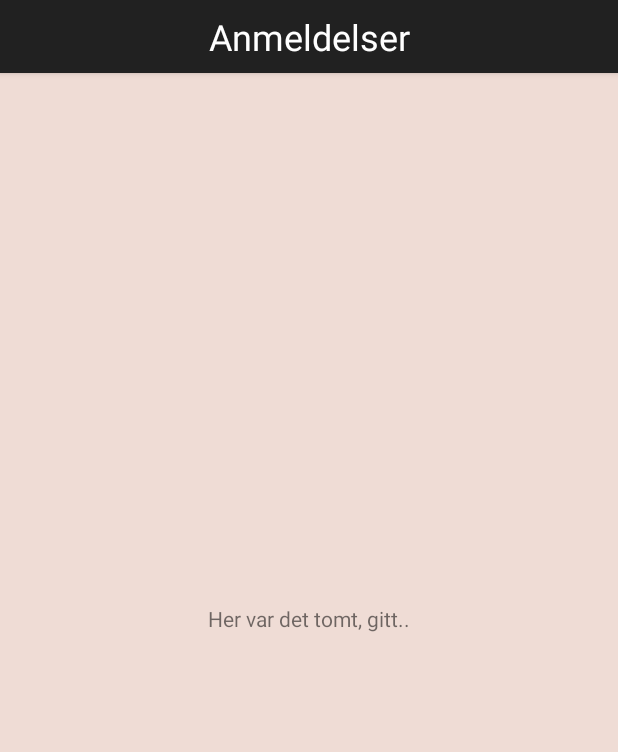
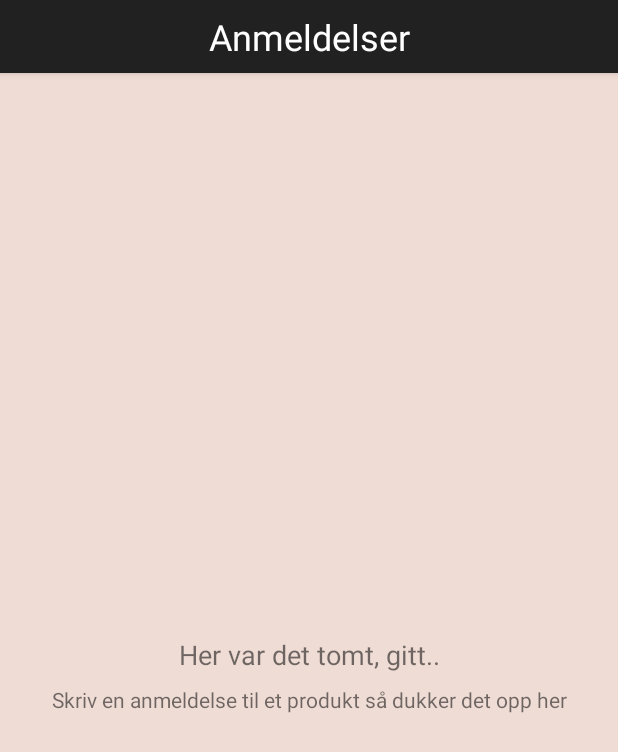
Before and after one commit to BernieBI/paafyll, an Android app: the MyReviewsActivity screen opened directly, with no data from a screen before it, on a phone screen of 412 x 824 dp. Shown: the top 752 px of the screen. Run offline under Robolectric (Android 15) with nearby library versions, the phone set to English and light mode, and no system bars; our stand-ins replace Firebase (no records; nobody signed in at launch, a user with empty details on screens opened directly); pictures from the network do not load.

Commit message:
More styling. Also added recent products fail safe

```diff
--- a/app/src/main/java/no/hiof/matsl/pfyll/MyReviewsActivity.java
+++ b/app/src/main/java/no/hiof/matsl/pfyll/MyReviewsActivity.java
@@ -112,9 +112,12 @@ public class MyReviewsActivity extends AppCompatActivity {
                 if (reviewedProducts.size() == 0){
                     recyclerView.removeAllViewsInLayout();
                     findViewById(R.id.emptyMessage).setVisibility(View.VISIBLE);
-                }else
+                    findViewById(R.id.emptyReviewMessage).setVisibility(View.VISIBLE);
+                }else {
                     findViewById(R.id.emptyMessage).setVisibility(View.GONE);
-                    passReviews();
+                    findViewById(R.id.emptyReviewMessage).setVisibility(View.GONE);
+                }
+                passReviews();
 
             }
             @Override
--- a/app/src/main/java/no/hiof/matsl/pfyll/ScanActivity.java
+++ b/app/src/main/java/no/hiof/matsl/pfyll/ScanActivity.java
@@ -109,8 +109,7 @@ public class ScanActivity extends AppCompatActivity implements ZXingScannerView.
                         onBackPressed();
                     }
                 } else {
-                    Toast toast = Toast.makeText(ScanActivity.this, "Fant ikke produktet", Toast.LENGTH_LONG);
-                    toast.show();
+
                     onBackPressed();
                 }
             }
--- a/app/src/main/res/layout/activity_my_reviews.xml
+++ b/app/src/main/res/layout/activity_my_reviews.xml
@@ -49,18 +49,33 @@
 
     <TextView
         android:id="@+id/emptyMessage"
-        android:layout_width="wrap_content"
+        android:layout_width="match_parent"
         android:layout_height="wrap_content"
         android:layout_marginStart="8dp"
         android:layout_marginTop="8dp"
         android:layout_marginEnd="8dp"
         android:layout_marginBottom="8dp"
-        android:text="@string/empty_list_message"
-        android:visibility="visible"
+        android:text="@string/empty_message"
+        android:textAlignment="center"
+        android:textSize="18sp"
         app:layout_constraintBottom_toBottomOf="parent"
         app:layout_constraintEnd_toEndOf="parent"
         app:layout_constraintStart_toStartOf="parent"
-        app:layout_constraintTop_toTopOf="parent" />
+        app:layout_constraintTop_toBottomOf="@+id/textView2" />
+
+    <TextView
+        android:id="@+id/emptyReviewMessage"
+        android:layout_width="match_parent"
+        android:layout_height="wrap_content"
+        android:layout_marginStart="8dp"
+        android:layout_marginTop="8dp"
+        android:layout_marginEnd="8dp"
+        android:text="@string/empty_reviews"
+        android:textAlignment="center"
+        android:textSize="14sp"
+        app:layout_constraintEnd_toEndOf="parent"
+        app:layout_constraintStart_toStartOf="parent"
+        app:layout_constraintTop_toBottomOf="@+id/emptyMessage" />
 
 
 </android.support.constraint.ConstraintLayout>
--- a/app/src/main/res/layout/activity_single_list.xml
+++ b/app/src/main/res/layout/activity_single_list.xml
@@ -41,7 +41,7 @@
         android:layout_marginTop="32dp"
         android:layout_marginEnd="32dp"
         android:layout_marginBottom="8dp"
-        android:text="@string/empty_list_message"
+        android:text="@string/empty_message"
         android:textAlignment="center"
         android:textSize="18sp"
         android:visibility="gone"
--- a/app/src/main/res/layout/activity_single_product.xml
+++ b/app/src/main/res/layout/activity_single_product.xml
@@ -219,7 +219,6 @@
                     <RatingBar
                         android:id="@+id/productRatingBar"
                         style="@style/ratingBarThemeSmall"
-                        android:layout_height="38dp"
                         android:layout_gravity="center"
                         android:layout_marginStart="8dp"
                         android:layout_marginBottom="8dp"
--- a/app/src/main/res/layout/activity_user_list.xml
+++ b/app/src/main/res/layout/activity_user_list.xml
@@ -65,7 +65,7 @@
         android:layout_marginStart="32dp"
         android:layout_marginEnd="32dp"
         android:layout_marginBottom="8dp"
-        android:text="@string/empty_list_message"
+        android:text="@string/empty_message"
         android:textAlignment="center"
         android:textSize="18sp"
         android:visibility="gone"
--- a/app/src/main/res/values/strings.xml
+++ b/app/src/main/res/values/strings.xml
@@ -49,6 +49,8 @@
     <string name="lists">Lister</string>
     <string name="reviews">Anmeldelser</string>
     <string name="logout">Logg ut</string>
+    <string name="empty_message">Her var det tomt, gitt..</string>
+
     <!-- UserLists -->
     <string name="selectList">Legg til i liste</string>
     <string name="already_exists">Produktet er allerede i</string>
@@ -58,7 +60,6 @@
     <string name="require_name">Du må gi listen et navn</string>
     <string name="list_require_login">Du må være logget inn for å bruke lister</string>
     <string name="have_no_lists">Du har ingen lister ennå :(</string>
-    <string name="empty_list_message">Her var det tomt, gitt..</string>
     <string name="add_lists">Legg til lister ved å trykke på knappen nede i hjørnet</string>
     <!--Reviews-->
     <string name="product_reviewBtn">Anmeld</string>
@@ -68,11 +69,7 @@
     <string name="show_reviews">Vis kommentarer</string>
     <string name="no_reviews">Ingen anmeldelser</string>
     <string name="require_comment">Du må skrive en kommentar</string>
-    <string-array name="nonDrinkables">
-        <item>Gaveesker</item>
-        <item>Gaveposer</item>
-        <item>Tilbehør</item>
-    </string-array>
+    <string name="empty_reviews">Skriv en anmeldelse til et produkt så dukker det opp her</string>
 
     <!-- TODO: Remove or change this placeholder text -->
     <string name="hello_blank_fragment">Hello blank fragment</string>
```
Also changed, not shown: app/src/main/java/no/hiof/matsl/pfyll/model/FragmentMyAccount.java (+26 -4 lines), app/src/main/res/layout/activity_recent_products.xml (+6 -6 lines), app/src/main/res/layout/fragment_login.xml (+4 -3 lines), app/src/main/res/layout/layout_list_product_alt.xml (+16 -5 lines), app/src/main/res/layout/layout_list_userreview.xml (+11 -1 lines).
